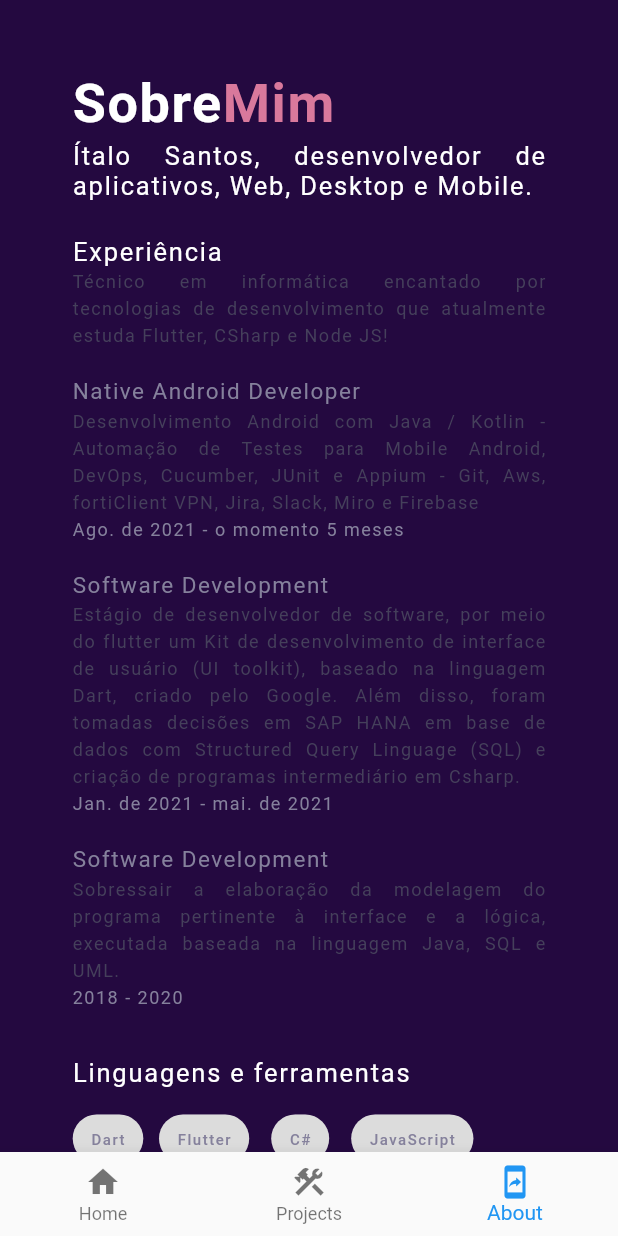
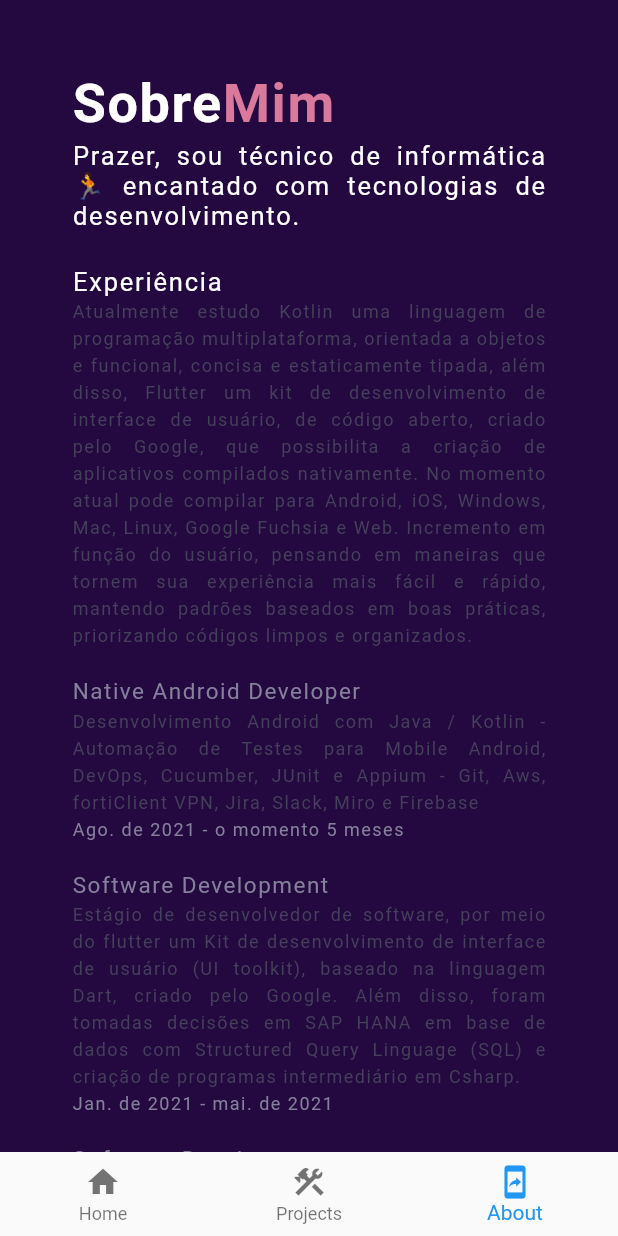
Before and after one commit to italo-santos-dev/profile-demo-flutter, a Flutter app: the screen it shows after launch, item 3 of the bottom bar chosen, on a phone screen of 412 x 824 dp. Run offline on Flutter 3.47's test engine with Material 2 defaults, Android fonts, the phone set to English and light mode, and no system bars; our stand-ins replace flutter_local_notifications, flutter_svg, share; Roboto replaces fonts that are missing (NexaBold, NexaLight, ProductSans).

Commit message:
feat: Adicionar cor para o gradients e alterar experiência de carreira :/

```diff
--- a/lib/core/app_gradients.dart
+++ b/lib/core/app_gradients.dart
@@ -4,7 +4,7 @@ import 'package:flutter/material.dart';
 
 class AppGradients {
   static final linear = LinearGradient(colors: [
-    Color(0xFFDF7494),
+    Color(0xFFD291BC),
     Color(0xFF2D0C40),
   ], stops: [
     0.0,
--- a/lib/core/app_string.dart
+++ b/lib/core/app_string.dart
@@ -5,13 +5,10 @@ class Strings {
   static const String about = 'Sobre';
   static const String me = 'Mim';
   static const String portfolio = 'Portfolio Italo Santos';
-  static const String headline =
-      'Ítalo Santos, desenvolvedor de aplicativos, Web, Desktop e Mobile.';
+  static const String headline = 'Prazer, sou técnico de informática 🏃 encantado com tecnologias de desenvolvimento.';
   static const String experience = 'Experiência';
-  static const String summary =
-      'Técnico em informática encantado por tecnologias de desenvolvimento que atualmente estuda Flutter, CSharp e Node JS!';
+  static const String summary = 'Atualmente estudo Kotlin uma linguagem de programação multiplataforma, orientada a objetos e funcional, concisa e estaticamente tipada, além disso, Flutter um kit de desenvolvimento de interface de usuário, de código aberto, criado pelo Google, que possibilita a criação de aplicativos compilados nativamente. No momento atual pode compilar para Android, iOS, Windows, Mac, Linux, Google Fuchsia e Web. Incremento em função do usuário, pensando em maneiras que tornem sua experiência mais fácil e rápido, mantendo padrões baseados em boas práticas, priorizando códigos limpos e organizados.';
   static const String skills_i_have = 'Linguagens e ferramentas';
   static const String contact_i_have = 'Contatos';
-  static const String rights_reserved =
-      '© 2021 ITALO SANTOS, TODOS OS DIREITOS RESERVADOS.';
+  static const String rights_reserved = '© 2022 ITALO SANTOS, TODOS OS DIREITOS RESERVADOS.';
 }
--- a/lib/utils/skills_ultis.dart
+++ b/lib/utils/skills_ultis.dart
@@ -1,11 +1,10 @@
 // Skills Methods:------------------------------------------------------------
 final skills = [
-  'Dart',
   'Flutter',
-  'C#',
+  'Kotlin',
+  'Java',
   'JavaScript',
   'NodeJS',
-  'Sql Sever',
-  'MySql',
+  'Firebase',
   'Git',
 ];
```
Also changed, not shown: pubspec.lock.
